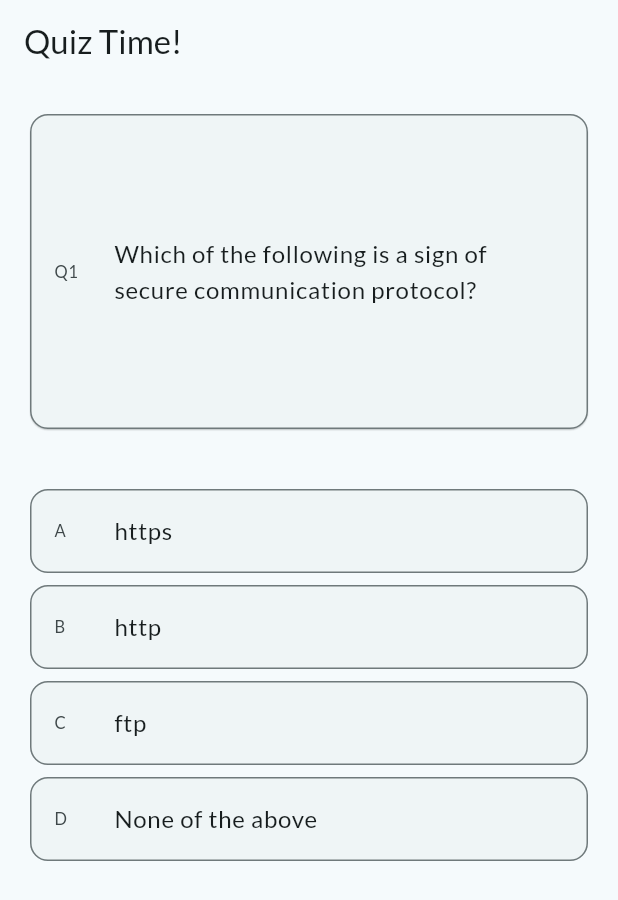
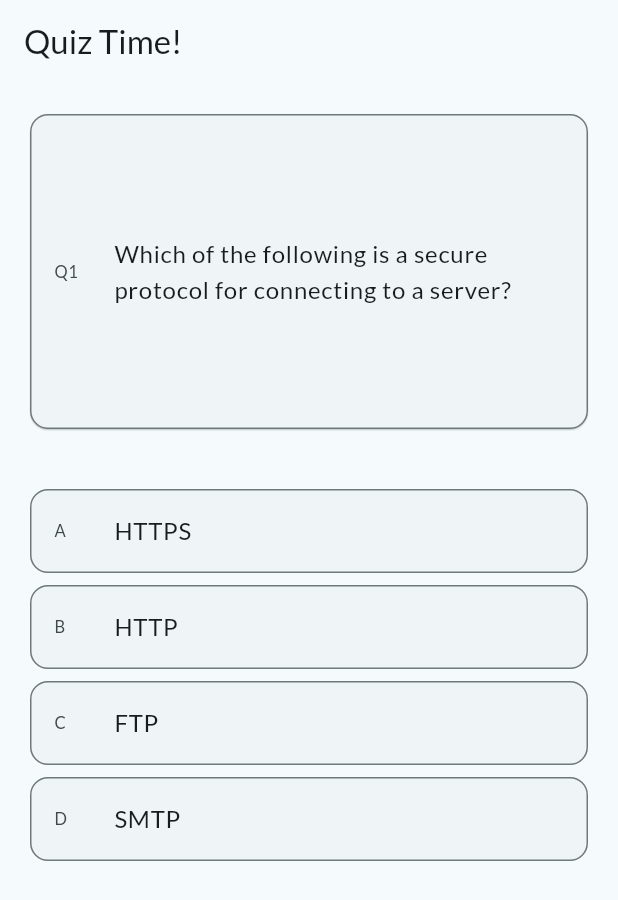
Before and after one commit to RishabhKr97/DigiGuard, a Flutter app: the screen it shows after launch, on a phone screen of 412 x 824 dp. Shown: the top 900 px of the screen. Run offline on Flutter 3.47's test engine with Material 2 defaults, Android fonts, the phone set to English and light mode, and no system bars; our stand-ins replace flutter_riverpod, google_fonts, shared_preferences.

Commit message:
Add readers to get question and level information from assets

```diff
--- a/digiguard/lib/ui/theme/constants.dart
+++ b/digiguard/lib/constants/ui_constants.dart
@@ -1,3 +1,3 @@
-class ThemeConstants {
+class UiConstants {
   static const quizWidgetsPadding = 16.0;
 }
--- a/digiguard/lib/data/provider/question_index_provider.dart
+++ b/digiguard/lib/data/provider/question_index_provider.dart
@@ -1,12 +1,11 @@
+import 'package:digiguard/constants/data_constants.dart';
 import 'package:flutter_riverpod/flutter_riverpod.dart';
-
-const _initialQuestionIndex = 1;
 
 class QuestionIndexNotifier extends StateNotifier<int> {
   QuestionIndexNotifier(super.state);
 
   void resetIndex() {
-    state = _initialQuestionIndex;
+    state = DataConstants.initialQuestionIndex;
   }
 
   void incrementIndex() {
@@ -15,5 +14,7 @@ class QuestionIndexNotifier extends StateNotifier<int> {
 }
 
 final questionIndexProvider = StateNotifierProvider<QuestionIndexNotifier, int>(
-  (ref) => QuestionIndexNotifier(_initialQuestionIndex),
+  (ref) => QuestionIndexNotifier(
+    DataConstants.initialQuestionIndex,
+  ),
 );
--- a/digiguard/lib/data/provider/question_provider.dart
+++ b/digiguard/lib/data/provider/question_provider.dart
@@ -1,4 +1,6 @@
-import 'package:digiguard/model/Question.dart';
+import 'package:digiguard/constants/data_constants.dart';
+import 'package:digiguard/data/reader/question_reader.dart';
+import 'package:digiguard/model/question.dart';
 import 'package:flutter_riverpod/flutter_riverpod.dart';
 
 const dummyQuestion = Question(
@@ -13,5 +15,7 @@ class QuestionNotifier extends StateNotifier<Question> {
 }
 
 final questionProvider = StateNotifierProvider<QuestionNotifier, Question>(
-  (ref) => QuestionNotifier(dummyQuestion),
+  (ref) => QuestionNotifier(
+    QuestionReader.getQuestion(DataConstants.initialQuestionIndex),
+  ),
 );
--- a/digiguard/lib/data/storage/constants.dart
+++ /dev/null
@@ -1,4 +0,0 @@
-class StorageConstants {
-  static const levelKey = "level";
-  static const initialLevelId = "level_1";
-}
--- a/digiguard/lib/model/level.dart
+++ b/digiguard/lib/model/level.dart
@@ -10,4 +10,10 @@ class Level {
     required this.description,
     required this.rank,
   });
+
+  Level.fromJson(Map<String, dynamic> json)
+      : id = json['id'] as String,
+        name = json['name'] as String,
+        description = json['description'] as String,
+        rank = json['rank'] as int;
 }
--- a/digiguard/lib/ui/screen/quiz_screen.dart
+++ b/digiguard/lib/ui/screen/quiz_screen.dart
@@ -16,7 +16,7 @@ class _QuizScreenState extends ConsumerState<QuizScreen> {
   @override
   Widget build(BuildContext context) {
     final currentQuestion = ref.watch(questionProvider);
-    final currentIndex = ref.read(questionIndexProvider);
+    final currentQuestionNumber = ref.read(questionIndexProvider) + 1;
 
     return Scaffold(
       appBar: AppBar(
@@ -26,7 +26,7 @@ class _QuizScreenState extends ConsumerState<QuizScreen> {
         children: [
           QuizQuestion(
             questionText: currentQuestion.questionText,
-            questionIndex: currentIndex,
+            questionIndex: currentQuestionNumber,
           ),
           Expanded(child: QuizOptions(options: currentQuestion.options)),
         ],
--- a/digiguard/lib/ui/widget/quiz/quiz_options.dart
+++ b/digiguard/lib/ui/widget/quiz/quiz_options.dart
@@ -1,4 +1,4 @@
-import 'package:digiguard/ui/theme/constants.dart';
+import 'package:digiguard/constants/ui_constants.dart';
 import 'package:flutter/material.dart';
 
 class QuizOptions extends StatelessWidget {
@@ -12,7 +12,7 @@ class QuizOptions extends StatelessWidget {
   @override
   Widget build(BuildContext context) {
     return Padding(
-      padding: const EdgeInsets.all(ThemeConstants.quizWidgetsPadding),
+      padding: const EdgeInsets.all(UiConstants.quizWidgetsPadding),
       child: Column(
         children: [
           for (int i = 0; i < options.length; i++)
--- a/digiguard/lib/ui/widget/quiz/quiz_question.dart
+++ b/digiguard/lib/ui/widget/quiz/quiz_question.dart
@@ -1,4 +1,4 @@
-import 'package:digiguard/ui/theme/constants.dart';
+import 'package:digiguard/constants/ui_constants.dart';
 import 'package:flutter/material.dart';
 
 class QuizQuestion extends StatelessWidget {
@@ -14,7 +14,7 @@ class QuizQuestion extends StatelessWidget {
   @override
   Widget build(BuildContext context) {
     return Container(
-      padding: const EdgeInsets.all(ThemeConstants.quizWidgetsPadding),
+      padding: const EdgeInsets.all(UiConstants.quizWidgetsPadding),
       height: 250,
       child: Card(
         elevation: 0.4,
--- a/digiguard/pubspec.yaml
+++ b/digiguard/pubspec.yaml
@@ -63,7 +63,8 @@ flutter:
 
   # To add assets to your application, add an assets section, like this:
   assets:
-    - assets/
+    - assets/en/
+    - assets/en/question/
 
   # An image asset can refer to one or more resolution-specific "variants", see
   # https://flutter.dev/assets-and-images/#resolution-aware
```
Also changed, not shown: digiguard/asset/en/level_info.json (deleted, +0 -34 lines), digiguard/assets/en/level_info.json (added, +32 -0 lines), digiguard/lib/constants/data_constants.dart (added, +9 -0 lines), digiguard/lib/data/provider/level_provider.dart (+7 -8 lines), digiguard/lib/data/reader/level_reader.dart (added, +24 -0 lines), digiguard/lib/data/reader/question_reader.dart (added, +25 -0 lines), digiguard/lib/data/storage/local_storage.dart (+5 -5 lines), digiguard/lib/main.dart (+22 -1 lines), digiguard/lib/model/question.dart (+9 -0 lines), digiguard/assets/en/question/level_1.json (renamed from digiguard/asset/en/question/level_1.json).
